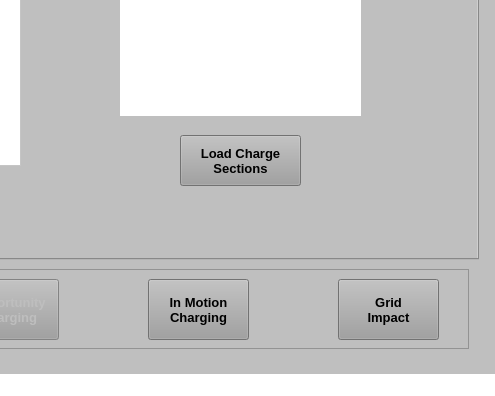
Above: UI/InterfaceOpportunity.ui from Potter-Gryffindor/Proyecto-Final before the change; both pictures show x 472 to 967 and y 290 to 686 of the 967 by 686 pixel window. Below: the same form after it.
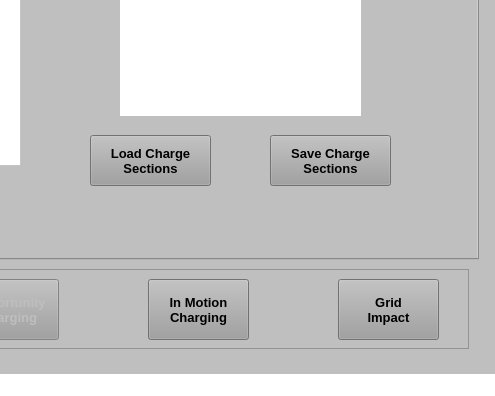
That is the form after the change. Icons and pictures are not drawn.

What changed in the file:
```diff
--- a/UI/InterfaceOpportunity.ui
+++ b/UI/InterfaceOpportunity.ui
@@ -1006,7 +1006,7 @@
      <widget class="QPushButton" name="RefreshSectionsButton">
       <property name="geometry">
        <rect>
-        <x>640</x>
+        <x>550</x>
         <y>370</y>
         <width>121</width>
         <height>51</height>
@@ -1077,6 +1077,34 @@
        </item>
       </layout>
      </widget>
+     <widget class="QPushButton" name="SaveSectionsButton">
+      <property name="geometry">
+       <rect>
+        <x>730</x>
+        <y>370</y>
+        <width>121</width>
+        <height>51</height>
+       </rect>
+      </property>
+      <property name="font">
+       <font>
+        <family>MS Sans Serif</family>
+        <pointsize>10</pointsize>
+        <weight>75</weight>
+        <bold>true</bold>
+       </font>
+      </property>
+      <property name="statusTip">
+       <string>Push to go load charge sections</string>
+      </property>
+      <property name="styleSheet">
+       <string notr="true">background-color: rgb(159, 159, 159);</string>
+      </property>
+      <property name="text">
+       <string>Save Charge
+Sections</string>
+      </property>
+     </widget>
     </widget>
     <widget class="QWidget" name="OperationDiagramTab">
      <attribute name="title">
```
Left out of the diff: 27 changed lines with no effect on the pictures.
